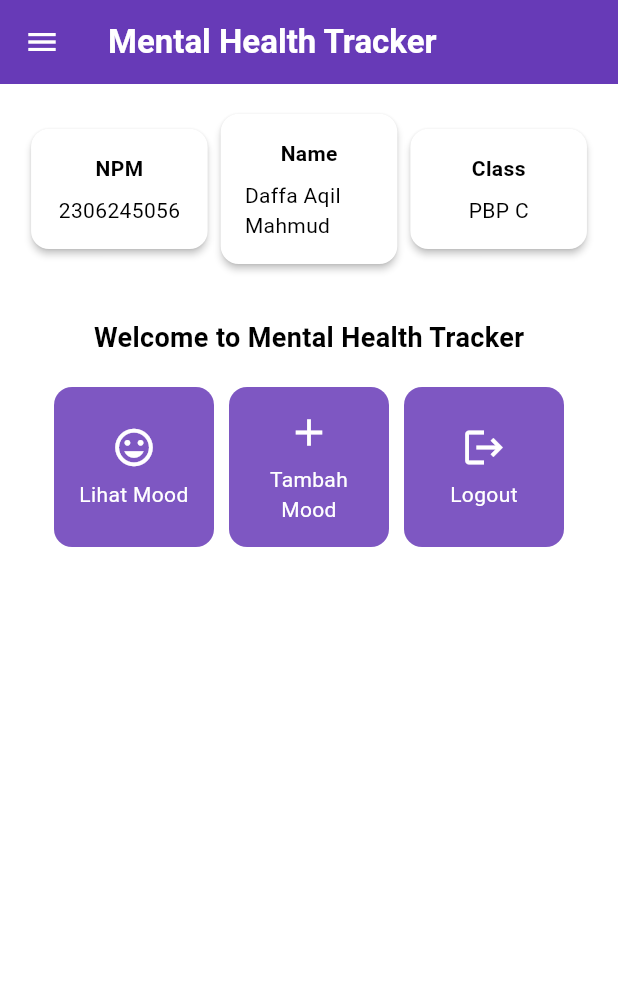
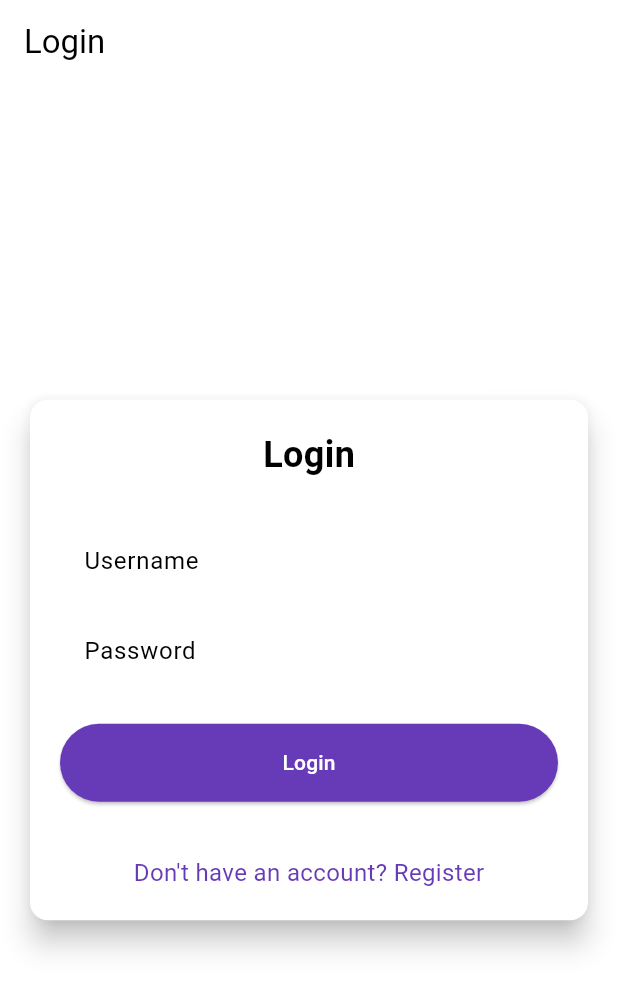
Before and after one commit to noQils/mental-health-tracker-mobile, a Flutter app: the screen it shows after launch, on a phone screen of 412 x 824 dp. Shown: the top 991 px of the screen. Run offline on Flutter 3.47's test engine with Material 3 defaults, Android fonts, the phone set to English and light mode, and no system bars; missing offline and left inert: pbp_django_auth.

Commit message:
finished tutorial 8

```diff
--- a/lib/main.dart
+++ b/lib/main.dart
@@ -1,5 +1,7 @@
 import 'package:flutter/material.dart';
-import 'package:mental_health_tracker/screens/menu.dart';
+import 'package:mental_health_tracker/screens/login.dart';
+import 'package:pbp_django_auth/pbp_django_auth.dart';
+import 'package:provider/provider.dart';
 
 void main() {
   runApp(const MyApp());
@@ -8,33 +10,23 @@ void main() {
 class MyApp extends StatelessWidget {
   const MyApp({super.key});
 
-  // This widget is the root of your application.
   @override
   Widget build(BuildContext context) {
-    return MaterialApp(
-      title: 'Flutter Demo',
-      theme: ThemeData(
-        // This is the theme of your application.
-        //
-        // TRY THIS: Try running your application with "flutter run". You'll see
-        // the application has a purple toolbar. Then, without quitting the app,
-        // try changing the seedColor in the colorScheme below to Colors.green
-        // and then invoke "hot reload" (save your changes or press the "hot
-        // reload" button in a Flutter-supported IDE, or press "r" if you used
-        // the command line to start the app).
-        //
-        // Notice that the counter didn't reset back to zero; the application
-        // state is not lost during the reload. To reset the state, use hot
-        // restart instead.
-        //
-        // This works for code too, not just values: Most code changes can be
-        // tested with just a hot reload.
-        colorScheme: ColorScheme.fromSwatch(
-          primarySwatch: Colors.deepPurple,
-        ).copyWith(secondary: Colors.deepPurple[400]),
-        useMaterial3: true,
+    return Provider(
+      create: (_) {
+        CookieRequest request = CookieRequest();
+        return request;
+      },
+      child: MaterialApp(
+        title: 'Mental Health Tracker',
+        theme: ThemeData(
+          useMaterial3: true,
+          colorScheme: ColorScheme.fromSwatch(
+            primarySwatch: Colors.deepPurple,
+          ).copyWith(secondary: Colors.deepPurple[400]),
+        ),
+        home: const LoginPage(),
       ),
-      home: MyHomePage(),
     );
   }
 }
--- /dev/null
+++ b/lib/screens/login.dart
@@ -0,0 +1,177 @@
+import 'package:mental_health_tracker/screens/menu.dart';
+import 'package:flutter/material.dart';
+import 'package:pbp_django_auth/pbp_django_auth.dart';
+import 'package:provider/provider.dart';
+import 'package:mental_health_tracker/screens/register.dart';
+
+void main() {
+  runApp(const LoginApp());
+}
+
+class LoginApp extends StatelessWidget {
+  const LoginApp({super.key});
+
+  @override
+  Widget build(BuildContext context) {
+    return MaterialApp(
+      title: 'Login',
+      theme: ThemeData(
+        useMaterial3: true,
+        colorScheme: ColorScheme.fromSwatch(
+          primarySwatch: Colors.deepPurple,
+        ).copyWith(secondary: Colors.deepPurple[400]),
+      ),
+      home: const LoginPage(),
+    );
+  }
+}
+
+class LoginPage extends StatefulWidget {
+  const LoginPage({super.key});
+
+  @override
+  State<LoginPage> createState() => _LoginPageState();
+}
+
+class _LoginPageState extends State<LoginPage> {
+  final TextEditingController _usernameController = TextEditingController();
+  final TextEditingController _passwordController = TextEditingController();
+
+  @override
+  Widget build(BuildContext context) {
+    final request = context.watch<CookieRequest>();
+
+    return Scaffold(
+      appBar: AppBar(
+        title: const Text('Login'),
+      ),
+      body: Center(
+        child: SingleChildScrollView(
+          padding: const EdgeInsets.all(16.0),
+          child: Card(
+            elevation: 8,
+            shape: RoundedRectangleBorder(
+              borderRadius: BorderRadius.circular(12.0),
+            ),
+            child: Padding(
+              padding: const EdgeInsets.all(20.0),
+              child: Column(
+                mainAxisSize: MainAxisSize.min,
+                children: [
+                  const Text(
+                    'Login',
+                    style: TextStyle(
+                      fontSize: 24.0,
+                      fontWeight: FontWeight.bold,
+                    ),
+                  ),
+                  const SizedBox(height: 30.0),
+                  TextField(
+                    controller: _usernameController,
+                    decoration: const InputDecoration(
+                      labelText: 'Username',
+                      hintText: 'Enter your username',
+                      border: OutlineInputBorder(
+                        borderRadius: BorderRadius.all(Radius.circular(12.0)),
+                      ),
+                      contentPadding:
+                          EdgeInsets.symmetric(horizontal: 12.0, vertical: 8.0),
+                    ),
+                  ),
+                  const SizedBox(height: 12.0),
+                  TextField(
+                    controller: _passwordController,
+                    decoration: const InputDecoration(
+                      labelText: 'Password',
+                      hintText: 'Enter your password',
+                      border: OutlineInputBorder(
+                        borderRadius: BorderRadius.all(Radius.circular(12.0)),
+                      ),
+                      contentPadding:
+                          EdgeInsets.symmetric(horizontal: 12.0, vertical: 8.0),
+                    ),
+                    obscureText: true,
+                  ),
+                  const SizedBox(height: 24.0),
+                  ElevatedButton(
+                    onPressed: () async {
+                      String username = _usernameController.text;
+                      String password = _passwordController.text;
+
+                      final response = await request
+                          .login("http://127.0.0.1:8000/auth/login/", {
+                        'username': username,
+                        'password': password,
+                      });
+
+                      if (request.loggedIn) {
+                        String message = response['message'];
+                        String uname = response['username'];
+                        if (context.mounted) {
+                          Navigator.pushReplacement(
+                            context,
+                            MaterialPageRoute(
+                                builder: (context) => MyHomePage()),
+                          );
+                          ScaffoldMessenger.of(context)
+                            ..hideCurrentSnackBar()
+                            ..showSnackBar(
+                              SnackBar(
+                                  content:
+                                      Text("$message Selamat datang, $uname.")),
+                            );
+                        }
+                      } else {
+                        if (context.mounted) {
+                          showDialog(
+                            context: context,
+                            builder: (context) => AlertDialog(
+                              title: const Text('Login Gagal'),
+                              content: Text(response['message']),
+                              actions: [
+                                TextButton(
+                                  child: const Text('OK'),
+                                  onPressed: () {
+                                    Navigator.pop(context);
+                                  },
+                                ),
+                              ],
+                            ),
+                          );
+                        }
+                      }
+                    },
+                    style: ElevatedButton.styleFrom(
+                      foregroundColor: Colors.white,
+                      minimumSize: Size(double.infinity, 50),
+                      backgroundColor: Theme.of(context).colorScheme.primary,
+                      padding: const EdgeInsets.symmetric(vertical: 16.0),
+                    ),
+                    child: const Text('Login'),
+                  ),
+                  const SizedBox(height: 36.0),
+                  GestureDetector(
+                    onTap: () {
+                      Navigator.push(
+                        context,
+                        MaterialPageRoute(
+                            builder: (context) => const RegisterPage()),
+                      );
+                    },
+                    child: Text(
+                      'Don\'t have an account? Register',
+                      style: TextStyle(
+                        color: Theme.of(context).colorScheme.primary,
+                        fontSize: 16.0,
+                      ),
+                    ),
+                  ),
+                ],
+              ),
+            ),
+          ),
+        ),
+      ),
+    );
+  }
+}
--- a/pubspec.yaml
+++ b/pubspec.yaml
@@ -35,6 +35,9 @@ dependencies:
   # The following adds the Cupertino Icons font to your application.
   # Use with the CupertinoIcons class for iOS style icons.
   cupertino_icons: ^1.0.8
+  provider: ^6.1.2
+  pbp_django_auth: ^0.4.0
+  http: ^1.2.2
 
 dev_dependencies:
   flutter_test:
```
Also changed, not shown: lib/models/mood_entry.dart (added, +65 -0 lines), lib/screens/list_moodentry.dart (added, +89 -0 lines), lib/screens/moodentry_form.dart (+36 -29 lines), lib/screens/register.dart (added, +162 -0 lines), lib/widgets/left_drawer.dart (+12 -0 lines), lib/widgets/mood_card.dart (+36 -1 lines), pubspec.lock, 2 other files.
